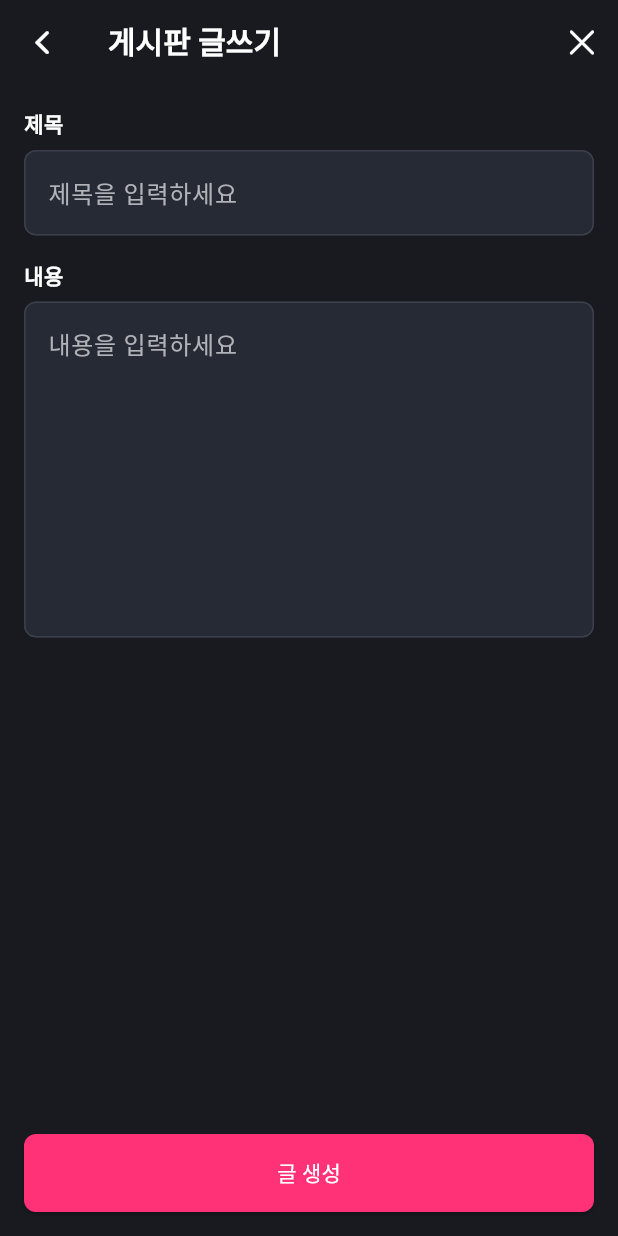
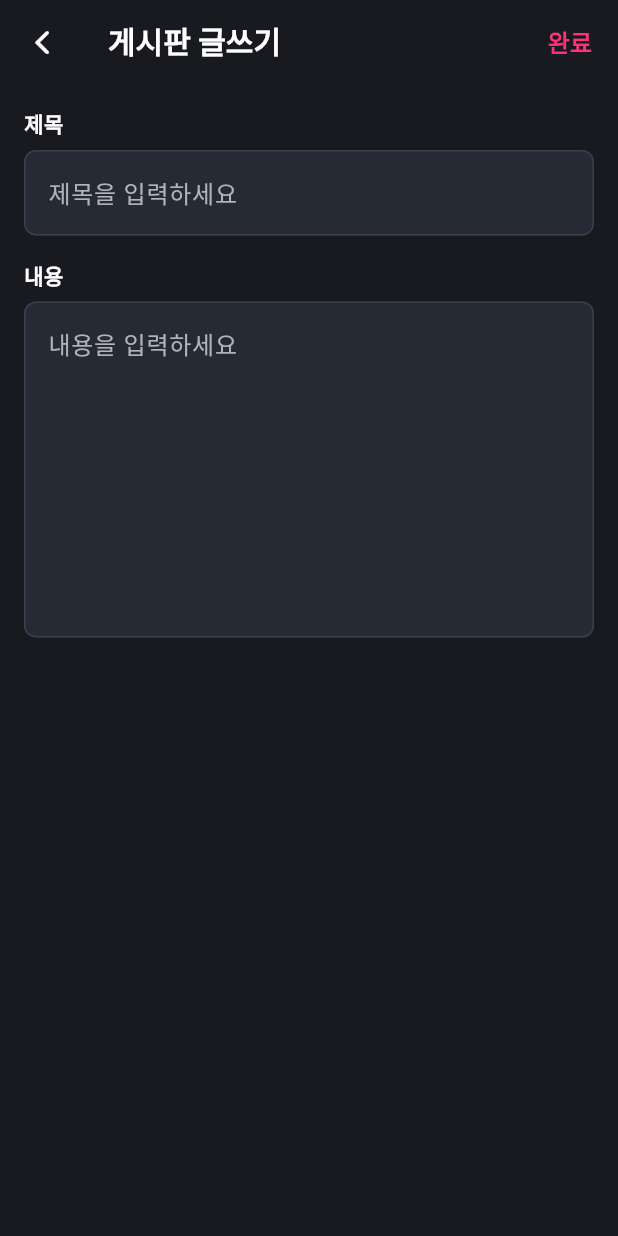
Before and after one commit to boulderside/boulderside-flutter, a Flutter app: the BoardPostFormPage screen opened by its route, on a phone screen of 412 x 824 dp. Run offline on Flutter 3.47's test engine with Material 3 defaults, Android fonts, the phone set to English and light mode, and no system bars; our stand-ins replace dio, flutter_native_splash, flutter_riverpod, flutter_secure_storage, get_it, go_router and 3 more; missing offline and left inert: flutter_naver_map, kakao_flutter_sdk_common, kakao_flutter_sdk_talk, kakao_flutter_sdk_user; accounts and stored records are empty; Roboto replaces fonts that are missing (Pretendard).

Commit message:
fix: 게시글 작성, 수정 UI 개선 (#62)

```diff
--- a/lib/src/features/community/presentation/widgets/board_post_form_page.dart
+++ b/lib/src/features/community/presentation/widgets/board_post_form_page.dart
@@ -100,9 +100,28 @@ class _BoardPostFormPageState extends ConsumerState<BoardPostFormPage> {
           onPressed: () => context.pop(),
         ),
         actions: [
-          IconButton(
-            icon: const Icon(CupertinoIcons.xmark, color: Colors.white),
-            onPressed: () => context.pop(),
+          TextButton(
+            onPressed: _isLoading ? null : _submitPost,
+            child: _isLoading
+                ? const SizedBox(
+                    width: 16,
+                    height: 16,
+                    child: CircularProgressIndicator(
+                      strokeWidth: 2,
+                      valueColor: AlwaysStoppedAnimation<Color>(
+                        Color(0xFFFF3278),
+                      ),
+                    ),
+                  )
+                : Text(
+                    _isEditing ? '저장' : '완료',
+                    style: const TextStyle(
+                      fontFamily: 'Pretendard',
+                      color: Color(0xFFFF3278),
+                      fontSize: 16,
+                      fontWeight: FontWeight.w600,
+                    ),
+                  ),
           ),
         ],
         title: Text(
@@ -116,10 +135,7 @@ class _BoardPostFormPageState extends ConsumerState<BoardPostFormPage> {
         ),
         elevation: 0,
       ),
-      body: Column(
-        children: [
-          Expanded(
-            child: ListView(
+      body: ListView(
         padding: const EdgeInsets.fromLTRB(16, 16, 16, 16),
         children: [
           _LabeledField(
@@ -138,38 +154,6 @@ class _BoardPostFormPageState extends ConsumerState<BoardPostFormPage> {
               style: const TextStyle(color: Colors.white),
               decoration: _inputDecoration('내용을 입력하세요'),
               maxLines: 8,
-                  ),
-                ),
-              ],
-            ),
-          ),
-          Container(
-            padding: const EdgeInsets.fromLTRB(16, 8, 16, 16),
-            child: SafeArea(
-              top: false,
-              child: ElevatedButton(
-                style: ElevatedButton.styleFrom(
-                  backgroundColor: const Color(0xFFFF3278),
-                  foregroundColor: Colors.white,
-                  minimumSize: const Size.fromHeight(52),
-                  shape: RoundedRectangleBorder(
-                    borderRadius: BorderRadius.circular(8),
-                  ),
-                ),
-                onPressed: _isLoading ? null : _submitPost,
-                child: _isLoading
-                    ? const SizedBox(
-                        width: 20,
-                        height: 20,
-                        child: CircularProgressIndicator(
-                          strokeWidth: 2,
-                          valueColor: AlwaysStoppedAnimation<Color>(
-                            Colors.white,
-                          ),
-                        ),
-                      )
-                    : Text(_isEditing ? '수정 완료' : '글 생성'),
-              ),
             ),
           ),
         ],
```
Also changed, not shown: lib/src/features/community/presentation/widgets/companion_post_form_page.dart (+23 -39 lines). Lines whose indentation alone changed are shown as unchanged.
